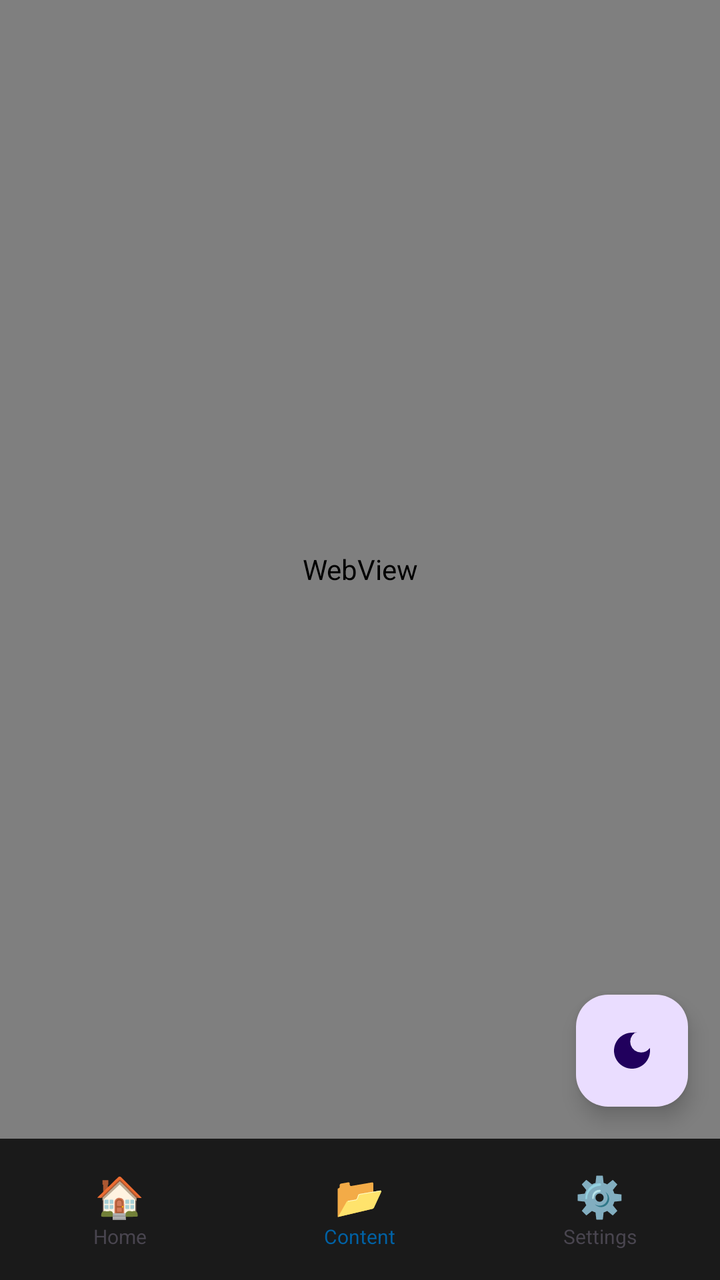
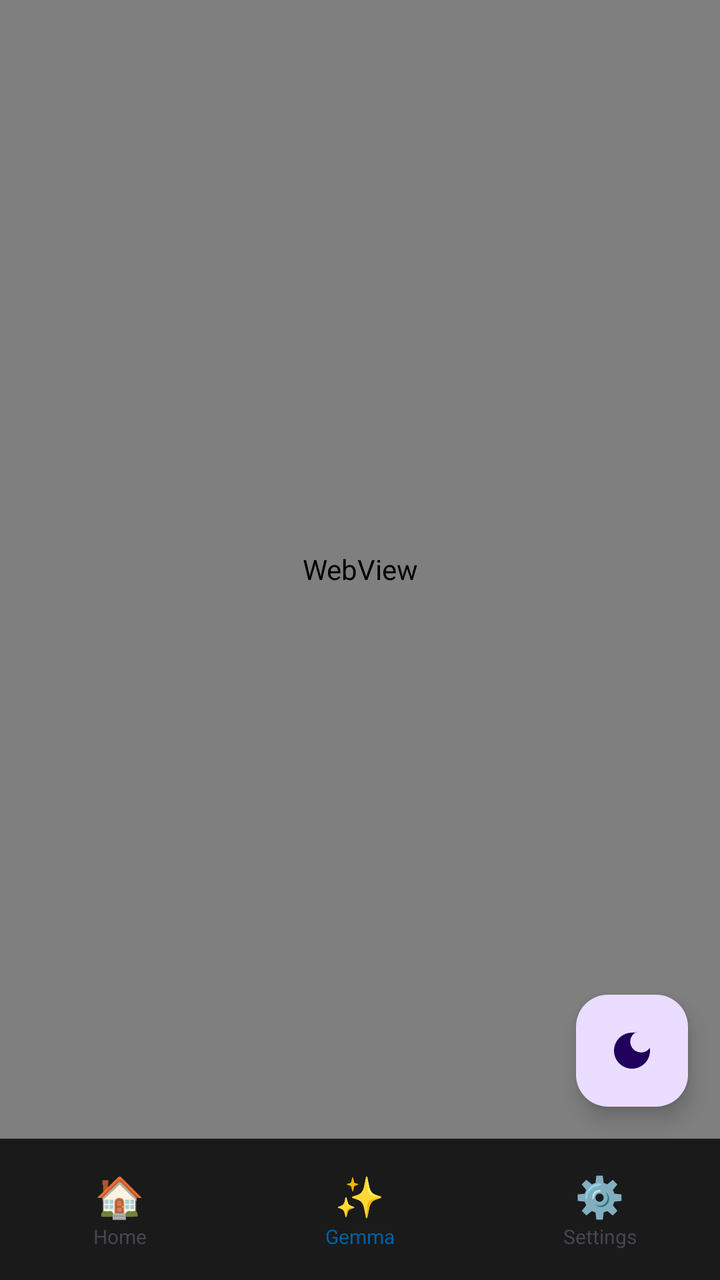

An Android layout rendered at two revisions. The XML below is the earlier revision; the diff shows what the commit changed to produce the second picture.
<!-- AndroidManifest.xml: application theme Theme.OfflineBrowser -->
<!-- res/layout/activity_article_viewer.xml -->
<?xml version="1.0" encoding="utf-8"?>
<androidx.constraintlayout.widget.ConstraintLayout xmlns:android="http://schemas.android.com/apk/res/android"
    xmlns:app="http://schemas.android.com/apk/res-auto"
    android:layout_width="match_parent"
    android:layout_height="match_parent"
    android:background="@color/bg_color">

    <WebView
        android:id="@+id/webView"
        android:layout_width="match_parent"
        android:layout_height="0dp"
        app:layout_constraintTop_toTopOf="parent"
        app:layout_constraintBottom_toTopOf="@id/bottom_nav"/>

    <com.google.android.material.floatingactionbutton.FloatingActionButton
        android:id="@+id/fab_dark_mode"
        android:layout_width="wrap_content"
        android:layout_height="wrap_content"
        android:layout_margin="16dp"
        android:src="@drawable/ic_moon"
        android:contentDescription="Toggle Dark Mode"
        app:layout_constraintBottom_toTopOf="@id/bottom_nav"
        app:layout_constraintEnd_toEndOf="parent" />

    
    <LinearLayout
        android:id="@+id/bottom_nav"
        android:layout_width="match_parent"
        android:layout_height="wrap_content"
        android:background="#1a1a1a"
        android:paddingTop="15dp"
        android:paddingBottom="15dp"
        android:orientation="horizontal"
        app:layout_constraintBottom_toBottomOf="parent">

        <LinearLayout
            android:id="@+id/nav_home"
            android:layout_width="0dp"
            android:layout_height="wrap_content"
            android:layout_weight="1"
            android:orientation="vertical"
            android:gravity="center">
            <TextView
                android:layout_width="wrap_content"
                android:layout_height="wrap_content"
                android:text="🏠"
                android:textColor="@color/text_secondary"
                android:textSize="20sp"/>
            <TextView
                android:layout_width="wrap_content"
                android:layout_height="wrap_content"
                android:text="Home"
                android:textColor="@color/text_secondary"
                android:textSize="10sp"/>
        </LinearLayout>

        <LinearLayout
            android:id="@+id/nav_content"
            android:layout_width="0dp"
            android:layout_height="wrap_content"
            android:layout_weight="1"
            android:orientation="vertical"
            android:gravity="center">
            <TextView
                android:layout_width="wrap_content"
                android:layout_height="wrap_content"
                android:text="📂"
                android:textColor="@color/accent_color"
                android:textSize="20sp"/>
            <TextView
                android:layout_width="wrap_content"
                android:layout_height="wrap_content"
                android:text="Content"
                android:textColor="@color/accent_color"
                android:textSize="10sp"/>
        </LinearLayout>

        <LinearLayout
            android:id="@+id/nav_settings"
            android:layout_width="0dp"
            android:layout_height="wrap_content"
            android:layout_weight="1"
            android:orientation="vertical"
            android:gravity="center">
            <TextView
                android:layout_width="wrap_content"
                android:layout_height="wrap_content"
                android:text="⚙️"
                android:textColor="@color/text_secondary"
                android:textSize="20sp"/>
            <TextView
                android:layout_width="wrap_content"
                android:layout_height="wrap_content"
                android:text="Settings"
                android:textColor="@color/text_secondary"
                android:textSize="10sp"/>
        </LinearLayout>

    </LinearLayout>

</androidx.constraintlayout.widget.ConstraintLayout>
<!-- resources referenced by this layout -->
<resources>
  <color name="accent_color">#0061A4</color>
  <color name="bg_color">#FFFFFF</color>
  <color name="text_secondary">#49454F</color>
  <!-- drawable ic_moon (drawable) -->
  <vector xmlns:android="http://schemas.android.com/apk/res/android" android:width="24dp" android:height="24dp" android:viewportWidth="24" android:viewportHeight="24"><path android:fillColor="#000000" android:pathData="M12,3c-4.97,0 -9,4.03 -9,9s4.03,9 9,9 9,-4.03 9,-9c0,-0.46 -0.04,-0.92 -0.1,-1.36a5.389,5.389 0,0 1,-4.4 2.26 5.403,5.403 0,0 1,-3.14 -9.8c0.44,-0.06 0.9,-0.1 1.36,-0.1 0.03,0 0.05,0 0.08,0A8.962,8.962 0,0 0,12 3z"/></vector>
  <style name="Theme.OfflineBrowser" parent="Base.Theme.OfflineBrowser" />
  <style name="Base.Theme.OfflineBrowser" parent="Theme.Material3.DayNight.NoActionBar">
          
          
      </style>
</resources>

<!-- the commit's change to res/layout/activity_article_viewer.xml (unified diff, before → after) -->
@@ -55,7 +55,7 @@
         </LinearLayout>
 
         <LinearLayout
-            android:id="@+id/nav_content"
+            android:id="@+id/nav_gemma"
             android:layout_width="0dp"
             android:layout_height="wrap_content"
             android:layout_weight="1"
@@ -64,13 +64,13 @@
             <TextView
                 android:layout_width="wrap_content"
                 android:layout_height="wrap_content"
-                android:text="📂"
+                android:text="✨"
                 android:textColor="@color/accent_color"
                 android:textSize="20sp"/>
             <TextView
                 android:layout_width="wrap_content"
                 android:layout_height="wrap_content"
-                android:text="Content"
+                android:text="Gemma"
                 android:textColor="@color/accent_color"
                 android:textSize="10sp"/>
         </LinearLayout>
